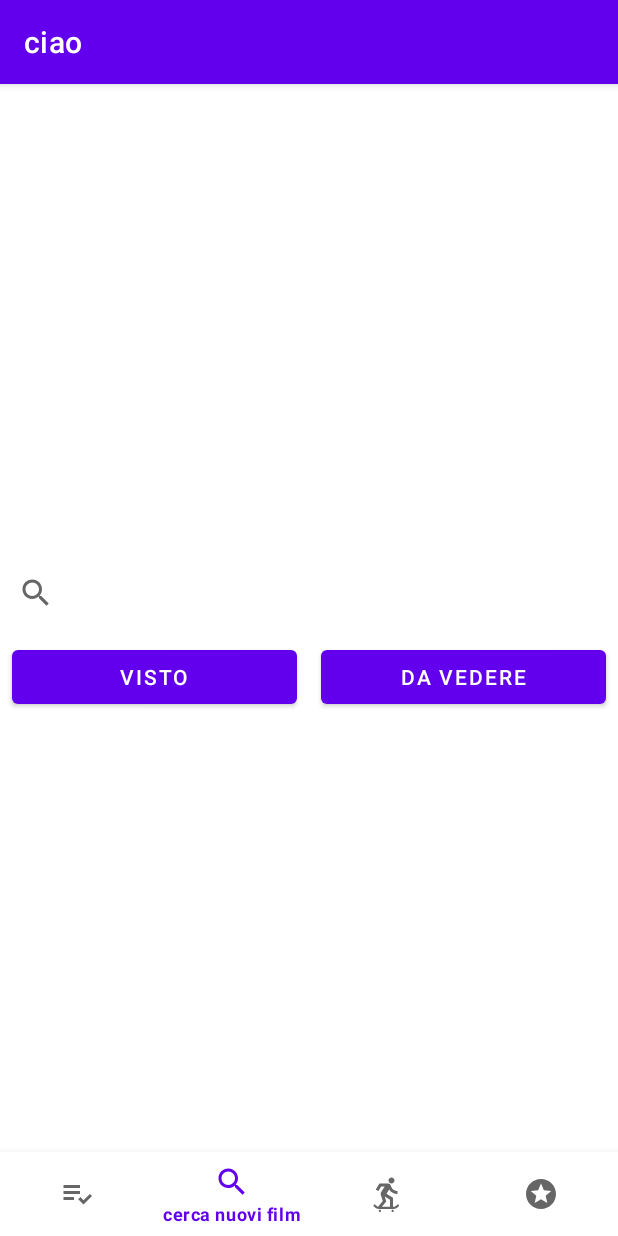
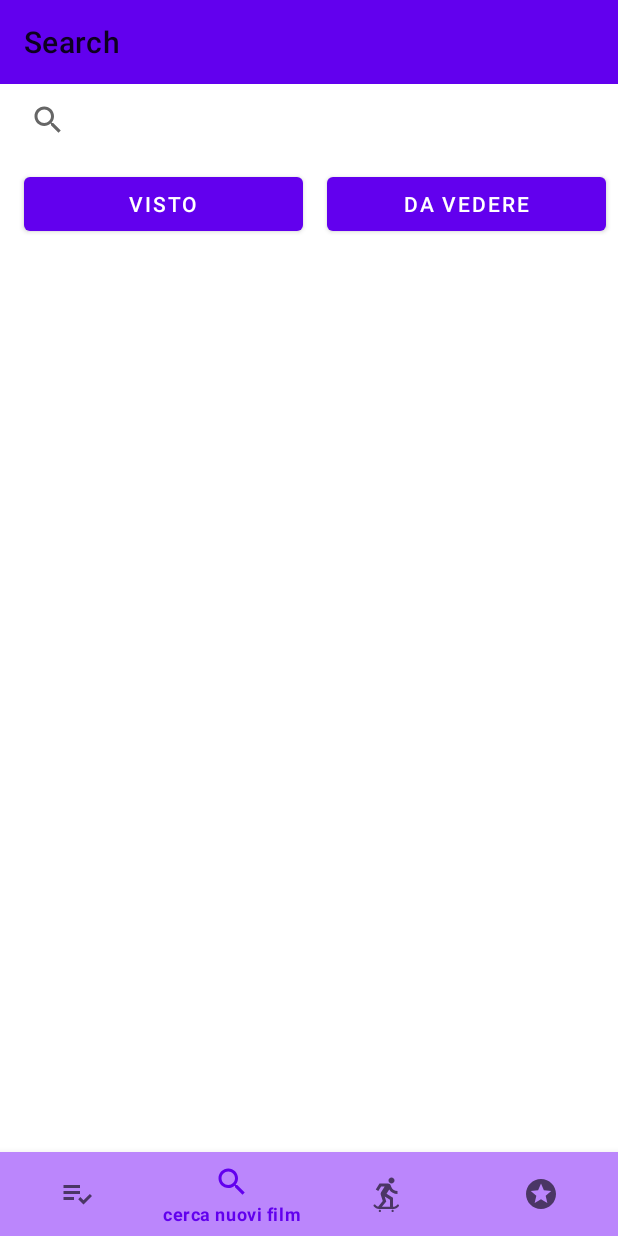
Before and after one commit to Bessy99/PopTheMovieProject, an Android app: the SearchFragment screen opened through its navigation route, on a phone screen of 412 x 824 dp. Run offline under Robolectric (Android 15) with nearby library versions, the phone set to English and light mode, and no system bars; our stand-ins replace Picasso, navigation-ui; pictures from the network do not load; 1 statement that could not run was skipped.

Commit message:
Toolbar funzionante e modificabile!

```diff
--- a/app/src/main/java/com/bessy/popthemovie/ListeUtenteFragment.java
+++ b/app/src/main/java/com/bessy/popthemovie/ListeUtenteFragment.java
@@ -6,6 +6,7 @@ import android.os.Bundle;
 
 import androidx.annotation.NonNull;
 import androidx.annotation.Nullable;
+import androidx.appcompat.app.AppCompatActivity;
 import androidx.fragment.app.Fragment;
 import androidx.lifecycle.MutableLiveData;
 import androidx.lifecycle.Observer;
@@ -60,6 +61,9 @@ public class ListeUtenteFragment extends Fragment {
     public void onViewCreated(@NonNull View view, @Nullable Bundle savedInstanceState) {
         super.onViewCreated(view, savedInstanceState);
 
+       //getActivity().getActionBar().setTitle("titolo");
+        ((AppCompatActivity) getActivity()).getSupportActionBar().setTitle("Liste utente");
+
         viewModel = new ViewModelProvider(requireActivity()).get(MainActivityViewModel.class);
         LinearLayoutManager layoutManagerDaVedere = new LinearLayoutManager(getActivity(),LinearLayoutManager.HORIZONTAL, false);
         LinearLayoutManager layoutManagerVisti = new LinearLayoutManager(getActivity(),LinearLayoutManager.HORIZONTAL, false);
--- a/app/src/main/java/com/bessy/popthemovie/MainActivity.java
+++ b/app/src/main/java/com/bessy/popthemovie/MainActivity.java
@@ -9,6 +9,7 @@ import androidx.navigation.ui.NavigationUI;
 
 import android.os.Bundle;
 import android.view.View;
+import android.widget.Toolbar;
 
 import com.bessy.popthemovie.databinding.ActivityMainBinding;
 import com.bessy.popthemovie.viewModel.MainActivityViewModel;
@@ -18,6 +19,7 @@ public class MainActivity extends AppCompatActivity {
 
     private static final String TAG = "MainActivity" ;
     private ActivityMainBinding binding;
+
     private MainActivityViewModel mainActivityViewModel;
 
     @Override
@@ -32,6 +34,8 @@ public class MainActivity extends AppCompatActivity {
         //Bottom navigation
         NavController navController = Navigation.findNavController(this,R.id.nav_host_fragment);
         NavigationUI.setupWithNavController(binding.bottomNavigationView, navController);
+
+        setSupportActionBar(binding.toolbar);
 
         mainActivityViewModel = new ViewModelProvider(this).get(MainActivityViewModel.class);
 
--- a/app/src/main/java/com/bessy/popthemovie/OutOfTheBoxMovieFragment.java
+++ b/app/src/main/java/com/bessy/popthemovie/OutOfTheBoxMovieFragment.java
@@ -5,6 +5,7 @@ import android.os.Bundle;
 
 import androidx.annotation.NonNull;
 import androidx.annotation.Nullable;
+import androidx.appcompat.app.AppCompatActivity;
 import androidx.fragment.app.Fragment;
 import androidx.lifecycle.Observer;
 import androidx.lifecycle.ViewModelProvider;
@@ -62,6 +63,8 @@ public class OutOfTheBoxMovieFragment extends Fragment {
     @Override
     public void onViewCreated(@NonNull View view, @Nullable Bundle savedInstanceState) {
         super.onViewCreated(view, savedInstanceState);
+
+        ((AppCompatActivity) getActivity()).getSupportActionBar().setTitle("Out of the box!");
         viewModel = new ViewModelProvider(requireActivity()).get(MainActivityViewModel.class);
         viewModel.getClassificaFilm();
         Observer<List<Movie>> observerClassificaFilm = new Observer<List<Movie>>() {
--- a/app/src/main/java/com/bessy/popthemovie/SearchFragment.java
+++ b/app/src/main/java/com/bessy/popthemovie/SearchFragment.java
@@ -4,6 +4,7 @@ import android.os.Bundle;
 
 import androidx.annotation.NonNull;
 import androidx.annotation.Nullable;
+import androidx.appcompat.app.AppCompatActivity;
 import androidx.fragment.app.Fragment;
 import androidx.lifecycle.ViewModelProvider;
 
@@ -45,6 +46,8 @@ public class SearchFragment extends Fragment {
     @Override
     public void onViewCreated(@NonNull View view, @Nullable Bundle savedInstanceState) {
         super.onViewCreated(view, savedInstanceState);
+
+        ((AppCompatActivity) getActivity()).getSupportActionBar().setTitle("Search");
         viewModel = new ViewModelProvider(requireActivity()).get(MainActivityViewModel.class);
 
         SearchView searchView = binding.searchView;
--- a/app/src/main/java/com/bessy/popthemovie/SimilarMovieFragment.java
+++ b/app/src/main/java/com/bessy/popthemovie/SimilarMovieFragment.java
@@ -5,6 +5,7 @@ import android.os.Bundle;
 
 import androidx.annotation.NonNull;
 import androidx.annotation.Nullable;
+import androidx.appcompat.app.AppCompatActivity;
 import androidx.fragment.app.Fragment;
 import androidx.lifecycle.Observer;
 import androidx.lifecycle.ViewModelProvider;
@@ -58,6 +59,8 @@ public class SimilarMovieFragment extends Fragment {
     @Override
     public void onViewCreated(@NonNull View view, @Nullable Bundle savedInstanceState) {
         super.onViewCreated(view, savedInstanceState);
+
+        ((AppCompatActivity) getActivity()).getSupportActionBar().setTitle("Affinità");
         position = 0;
         viewModel = new ViewModelProvider(requireActivity()).get(MainActivityViewModel.class);
 
--- a/app/src/main/res/layout/activity_main.xml
+++ b/app/src/main/res/layout/activity_main.xml
@@ -1,56 +1,40 @@
-<?xml version="1.0" encoding="utf-8"?>
-<androidx.constraintlayout.widget.ConstraintLayout xmlns:android="http://schemas.android.com/apk/res/android"
+<RelativeLayout xmlns:android="http://schemas.android.com/apk/res/android"
     xmlns:app="http://schemas.android.com/apk/res-auto"
-    xmlns:tools="http://schemas.android.com/tools"
+    android:id="@+id/container"
     android:layout_width="match_parent"
     android:layout_height="match_parent"
-    tools:context=".MainActivity">
+    >
 
-    <androidx.coordinatorlayout.widget.CoordinatorLayout
-        android:id="@+id/coordinatorLayout"
+    <androidx.appcompat.widget.Toolbar
+        android:id="@+id/toolbar"
+        android:layout_width="match_parent"
+        android:layout_height="?attr/actionBarSize"
+        android:background="?attr/colorPrimary"
+        app:title="prova"
+        />
+
+    <com.google.android.material.bottomnavigation.BottomNavigationView
+        android:id="@+id/bottomNavigationView"
         android:layout_width="match_parent"
         android:layout_height="wrap_content"
-        app:layout_constraintEnd_toEndOf="parent"
-        app:layout_constraintStart_toStartOf="parent"
-        app:layout_constraintTop_toTopOf="parent">
+        app:itemBackground="@color/purple_200"
 
-        <com.google.android.material.appbar.AppBarLayout
-            android:layout_width="match_parent"
-            android:layout_height="wrap_content"
-            android:layout_marginBottom="30dp">
-
-            <com.google.android.material.appbar.MaterialToolbar
-                android:id="@+id/topAppBar"
-                style="@style/Widget.MaterialComponents.Toolbar.Primary"
-                android:layout_width="match_parent"
-                android:layout_height="?attr/actionBarSize"
-                app:title="ciao" />
-        </com.google.android.material.appbar.AppBarLayout>
-
-    </androidx.coordinatorlayout.widget.CoordinatorLayout>
+        android:layout_alignParentBottom="true"
+        app:menu="@menu/bottom_navigation_menu">
+    </com.google.android.material.bottomnavigation.BottomNavigationView>
 
     <fragment
         android:id="@+id/nav_host_fragment"
         android:name="androidx.navigation.fragment.NavHostFragment"
         android:layout_width="match_parent"
-        android:layout_height="wrap_content"
+        android:layout_height="match_parent"
+        android:layout_marginTop="?attr/actionBarSize"
         app:defaultNavHost="true"
-        app:layout_constraintBottom_toTopOf="@+id/bottomNavigationView"
-        app:layout_constraintEnd_toEndOf="parent"
-        app:layout_constraintStart_toStartOf="parent"
-        app:layout_constraintTop_toBottomOf="@+id/coordinatorLayout"
-        app:navGraph="@navigation/nav_graph" />
 
-    <com.google.android.material.bottomnavigation.BottomNavigationView
-        android:id="@+id/bottomNavigationView"
-        android:layout_width="match_parent"
-        android:layout_height="wrap_content"
-        app:layout_constraintBottom_toBottomOf="parent"
-        app:layout_constraintEnd_toEndOf="parent"
-        app:layout_constraintHorizontal_bias="0.0"
-        app:layout_constraintStart_toStartOf="parent"
-        app:menu="@menu/bottom_navigation_menu">
-
-    </com.google.android.material.bottomnavigation.BottomNavigationView>
-
-</androidx.constraintlayout.widget.ConstraintLayout>
+        app:layout_constraintLeft_toLeftOf="parent"
+        app:layout_constraintRight_toRightOf="parent"
+        app:layout_constraintTop_toTopOf="parent"
+        app:navGraph="@navigation/nav_graph"
+        android:layout_marginLeft="8dp"
+        android:layout_marginBottom="?actionBarSize"/>
+</RelativeLayout>
--- a/app/src/main/res/layout/toolbar.xml
+++ /dev/null
@@ -1,21 +0,0 @@
-<?xml version="1.0" encoding="utf-8"?>
-<androidx.coordinatorlayout.widget.CoordinatorLayout
-    xmlns:android="http://schemas.android.com/apk/res/android"
-    xmlns:app="http://schemas.android.com/apk/res-auto"
-    android:layout_width="match_parent"
-    android:layout_height="wrap_content">
-
-    <com.google.android.material.appbar.AppBarLayout
-        android:layout_width="match_parent"
-        android:layout_height="wrap_content">
-
-        <com.google.android.material.appbar.MaterialToolbar
-            android:id="@+id/topAppBar"
-            android:layout_width="match_parent"
-            android:layout_height="?attr/actionBarSize"
-            app:title="ciao"
-            style="@style/Widget.MaterialComponents.Toolbar.Primary"
-            />
-
-    </com.google.android.material.appbar.AppBarLayout>
-</androidx.coordinatorlayout.widget.CoordinatorLayout>
```
